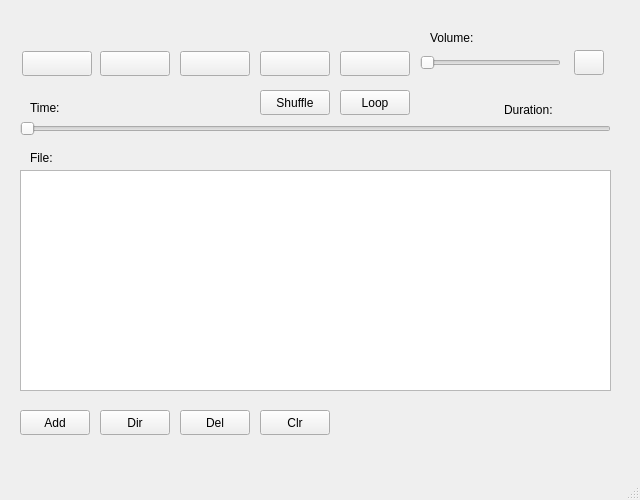
blackshadow1609/QtCreatePD_411, file mainwindow.ui: the form before one commit.
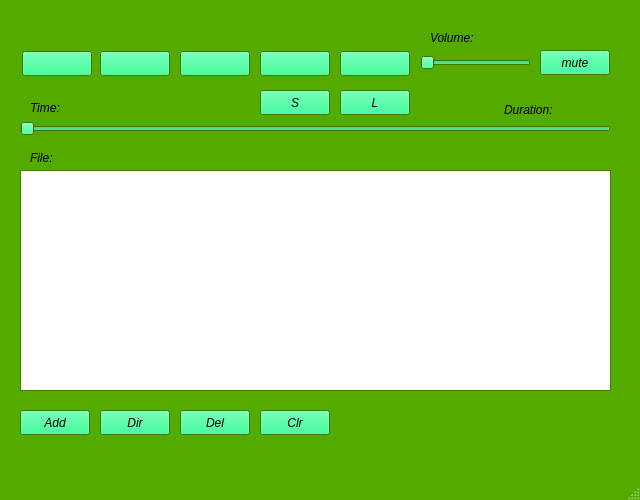
The form after the commit. Icons and pictures are not drawn.

Patch:
```diff
--- a/mainwindow.ui
+++ b/mainwindow.ui
@@ -22,6 +22,106 @@
     <height>500</height>
    </size>
   </property>
+  <property name="palette">
+   <palette>
+    <active>
+     <colorrole role="Button">
+      <brush brushstyle="SolidPattern">
+       <color alpha="255">
+        <red>0</red>
+        <green>255</green>
+        <blue>127</blue>
+       </color>
+      </brush>
+     </colorrole>
+     <colorrole role="Base">
+      <brush brushstyle="SolidPattern">
+       <color alpha="255">
+        <red>255</red>
+        <green>255</green>
+        <blue>255</blue>
+       </color>
+      </brush>
+     </colorrole>
+     <colorrole role="Window">
+      <brush brushstyle="SolidPattern">
+       <color alpha="255">
+        <red>85</red>
+        <green>170</green>
+        <blue>0</blue>
+       </color>
+      </brush>
+     </colorrole>
+    </active>
+    <inactive>
+     <colorrole role="Button">
+      <brush brushstyle="SolidPattern">
+       <color alpha="255">
+        <red>0</red>
+        <green>255</green>
+        <blue>127</blue>
+       </color>
+      </brush>
+     </colorrole>
+     <colorrole role="Base">
+      <brush brushstyle="SolidPattern">
+       <color alpha="255">
+        <red>255</red>
+        <green>255</green>
+        <blue>255</blue>
+       </color>
+      </brush>
+     </colorrole>
+     <colorrole role="Window">
+      <brush brushstyle="SolidPattern">
+       <color alpha="255">
+        <red>85</red>
+        <green>170</green>
+        <blue>0</blue>
+       </color>
+      </brush>
+     </colorrole>
+    </inactive>
+    <disabled>
+     <colorrole role="Button">
+      <brush brushstyle="SolidPattern">
+       <color alpha="255">
+        <red>0</red>
+        <green>255</green>
+        <blue>127</blue>
+       </color>
+      </brush>
+     </colorrole>
+     <colorrole role="Base">
+      <brush brushstyle="SolidPattern">
+       <color alpha="255">
+        <red>85</red>
+        <green>170</green>
+        <blue>0</blue>
+       </color>
+      </brush>
+     </colorrole>
+     <colorrole role="Window">
+      <brush brushstyle="SolidPattern">
+       <color alpha="255">
+        <red>85</red>
+        <green>170</green>
+        <blue>0</blue>
+       </color>
+      </brush>
+     </colorrole>
+    </disabled>
+   </palette>
+  </property>
+  <property name="font">
+   <font>
+    <family>Arial</family>
+    <italic>true</italic>
+   </font>
+  </property>
+  <property name="cursor">
+   <cursorShape>ArrowCursor</cursorShape>
+  </property>
   <property name="windowTitle">
    <string>MediaPlayerPD_411</string>
   </property>
@@ -167,7 +267,7 @@
      <rect>
       <x>420</x>
       <y>54</y>
-      <width>141</width>
+      <width>111</width>
       <height>18</height>
      </rect>
     </property>
@@ -246,9 +346,9 @@
     </property>
     <property name="geometry">
      <rect>
-      <x>574</x>
+      <x>540</x>
       <y>50</y>
-      <width>30</width>
+      <width>70</width>
       <height>25</height>
      </rect>
     </property>
@@ -259,7 +359,7 @@
      </sizepolicy>
     </property>
     <property name="text">
-     <string/>
+     <string>mute</string>
     </property>
    </widget>
    <widget class="QTableView" name="tableViewPlaylist">
@@ -271,6 +371,15 @@
       <height>221</height>
      </rect>
     </property>
+    <property name="font">
+     <font>
+      <family>Arial</family>
+      <pointsize>8</pointsize>
+      <weight>50</weight>
+      <italic>true</italic>
+      <bold>false</bold>
+     </font>
+    </property>
    </widget>
    <widget class="QPushButton" name="pushButtonDir">
     <property name="geometry">
@@ -321,7 +430,7 @@
      </rect>
     </property>
     <property name="text">
-     <string>Shuffle</string>
+     <string>S</string>
     </property>
    </widget>
    <widget class="QPushButton" name="pushButtonLoop">
@@ -334,7 +443,7 @@
      </rect>
     </property>
     <property name="text">
-     <string>Loop</string>
+     <string>L</string>
     </property>
    </widget>
   </widget>
```
